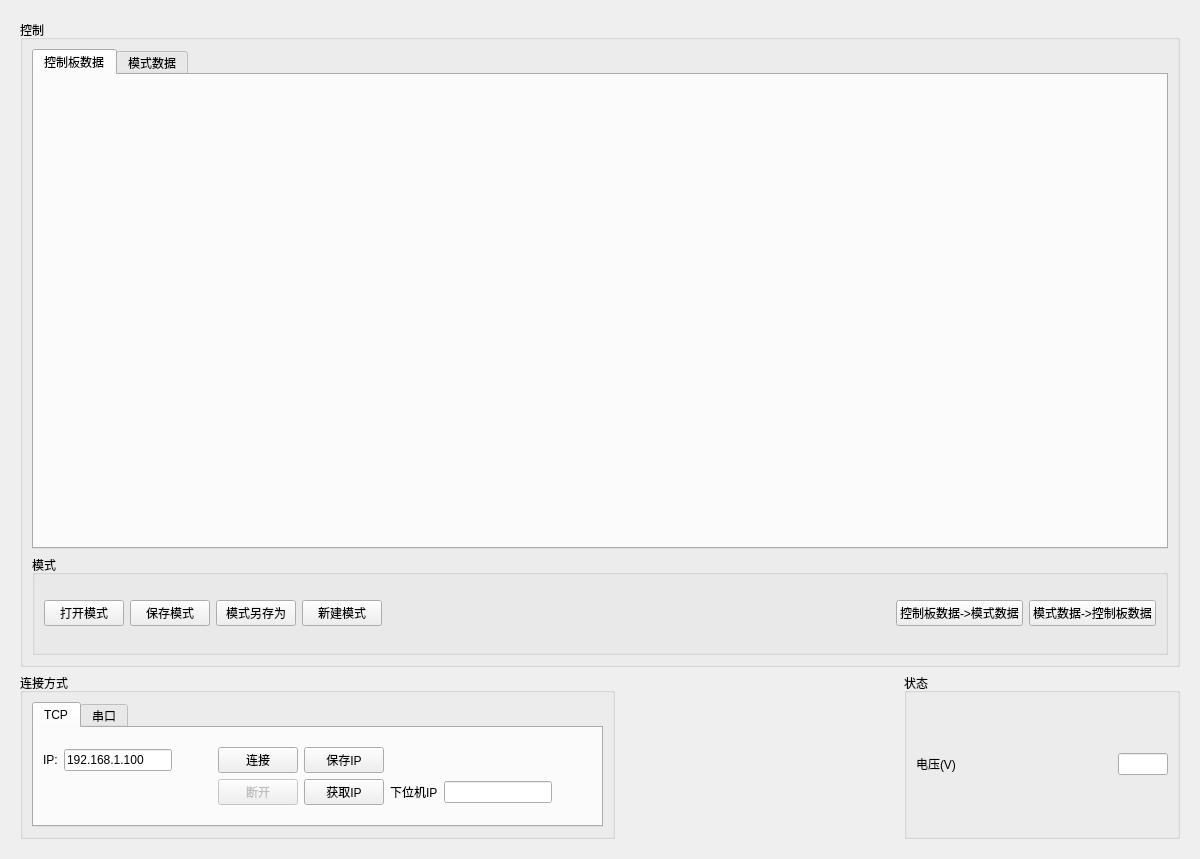
Before: the Qt Designer form FlexControlSystem/FlexControlSystem/controlwidget.ui in SA-Dynamics/Outsourcing, drawn with Qt 5.
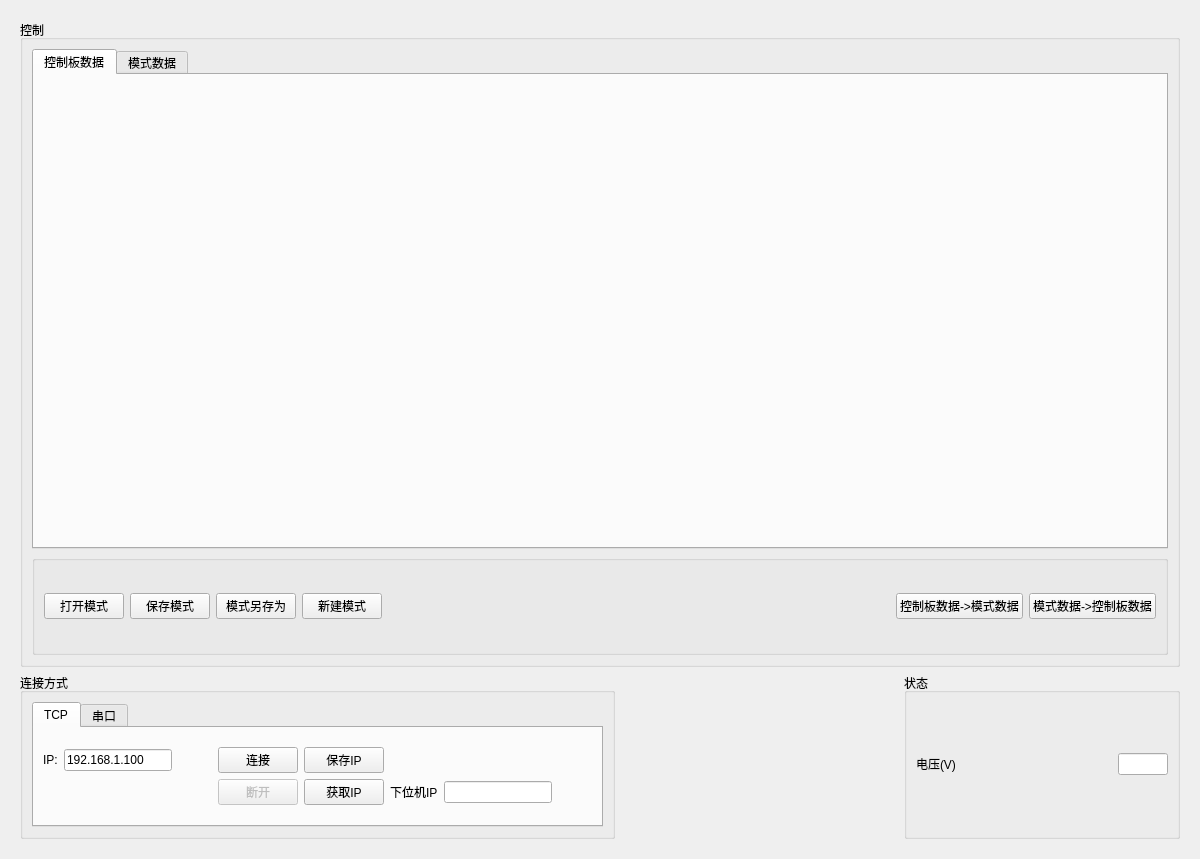
After: the same form once the commit is applied.

What changed in the file:
```diff
--- a/FlexControlSystem/FlexControlSystem/controlwidget.ui
+++ b/FlexControlSystem/FlexControlSystem/controlwidget.ui
@@ -297,7 +297,7 @@
                  </size>
                 </property>
                 <property name="title">
-                 <string>模式</string>
+                 <string/>
                 </property>
                 <layout class="QGridLayout" name="gridLayout_16">
                  <item row="0" column="0">
```
